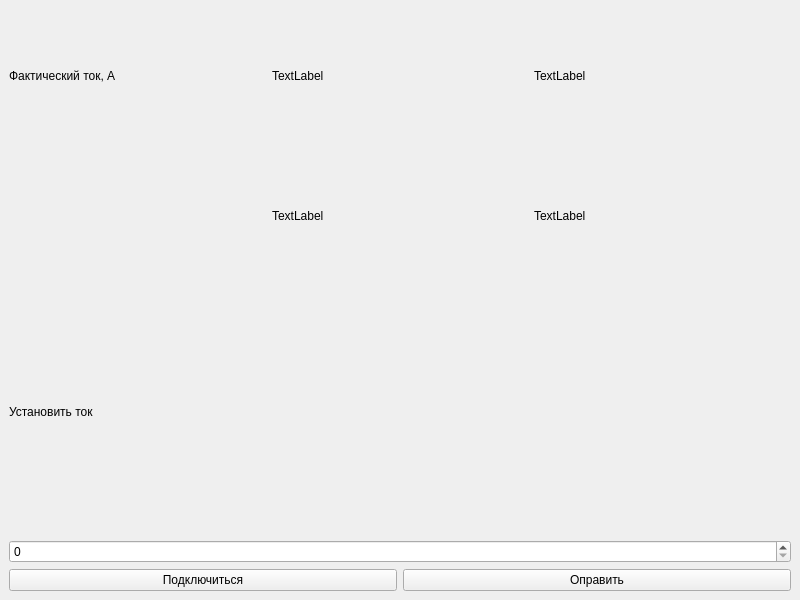
First picture: the form in mainwindow.ui, repository Sergey-pixel-dev/qtmodbus, before the edit.
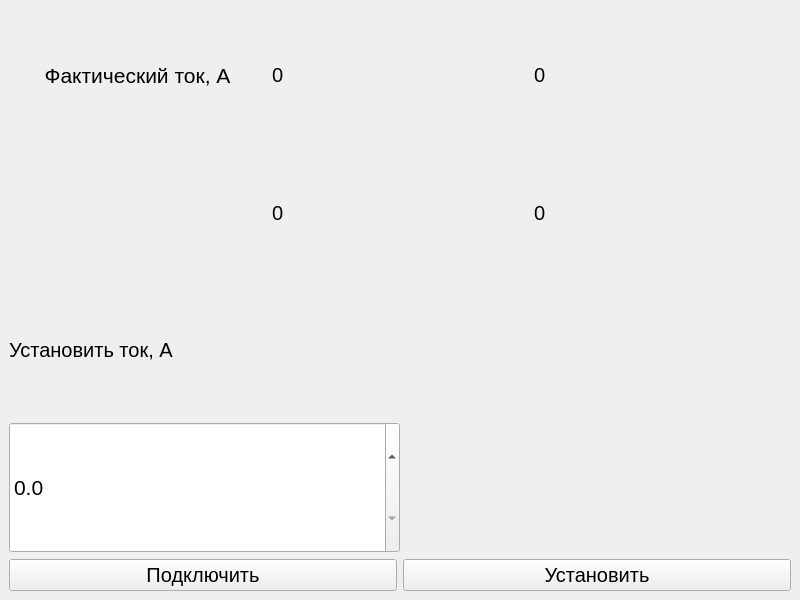
Second picture: the form after the edit.

```diff
--- a/mainwindow.ui
+++ b/mainwindow.ui
@@ -21,16 +21,38 @@
        <layout class="QVBoxLayout" name="verticalLayout_5">
         <item>
          <widget class="QLabel" name="label_heater_current_2">
+          <property name="font">
+           <font>
+            <pointsize>16</pointsize>
+           </font>
+          </property>
+          <property name="contextMenuPolicy">
+           <enum>Qt::ContextMenuPolicy::DefaultContextMenu</enum>
+          </property>
           <property name="text">
            <string>Фактический ток, A</string>
           </property>
+          <property name="textFormat">
+           <enum>Qt::TextFormat::AutoText</enum>
+          </property>
+          <property name="alignment">
+           <set>Qt::AlignmentFlag::AlignCenter</set>
+          </property>
          </widget>
         </item>
         <item>
          <widget class="QLabel" name="label_heater_current">
+          <property name="font">
+           <font>
+            <pointsize>16</pointsize>
+           </font>
+          </property>
           <property name="text">
            <string/>
           </property>
+          <property name="alignment">
+           <set>Qt::AlignmentFlag::AlignCenter</set>
+          </property>
          </widget>
         </item>
        </layout>
@@ -38,16 +60,26 @@
       <item>
        <layout class="QVBoxLayout" name="verticalLayout_2">
         <item>
-         <widget class="QLabel" name="label_3">
+         <widget class="QLabel" name="label_27v">
+          <property name="font">
+           <font>
+            <pointsize>15</pointsize>
+           </font>
+          </property>
           <property name="text">
-           <string>TextLabel</string>
+           <string>0</string>
           </property>
          </widget>
         </item>
         <item>
-         <widget class="QLabel" name="label_4">
+         <widget class="QLabel" name="label_12v">
+          <property name="font">
+           <font>
+            <pointsize>15</pointsize>
+           </font>
+          </property>
           <property name="text">
-           <string>TextLabel</string>
+           <string>0</string>
           </property>
          </widget>
         </item>
@@ -56,16 +88,26 @@
       <item>
        <layout class="QVBoxLayout" name="verticalLayout_4">
         <item>
-         <widget class="QLabel" name="label_6">
+         <widget class="QLabel" name="label_internal_3_3v">
+          <property name="font">
+           <font>
+            <pointsize>15</pointsize>
+           </font>
+          </property>
           <property name="text">
-           <string>TextLabel</string>
+           <string>0</string>
           </property>
          </widget>
         </item>
         <item>
-         <widget class="QLabel" name="label_5">
+         <widget class="QLabel" name="label_internal_5v">
+          <property name="font">
+           <font>
+            <pointsize>15</pointsize>
+           </font>
+          </property>
           <property name="text">
-           <string>TextLabel</string>
+           <string>0</string>
           </property>
          </widget>
         </item>
@@ -79,17 +121,62 @@
        <layout class="QVBoxLayout" name="verticalLayout_6">
         <item>
          <widget class="QLabel" name="label_set_heater_ccurrent">
+          <property name="font">
+           <font>
+            <pointsize>15</pointsize>
+           </font>
+          </property>
           <property name="text">
-           <string>Установить ток</string>
+           <string>Установить ток, A</string>
+          </property>
+          <property name="alignment">
+           <set>Qt::AlignmentFlag::AlignLeading|Qt::AlignmentFlag::AlignLeft|Qt::AlignmentFlag::AlignVCenter</set>
+          </property>
+          <property name="margin">
+           <number>15</number>
           </property>
          </widget>
         </item>
         <item>
-         <widget class="QSpinBox" name="spin_set_heater_ccurrent">
-          <property name="maximum">
-           <number>30</number>
-          </property>
-         </widget>
+         <layout class="QHBoxLayout" name="horizontalLayout_4">
+          <item>
+           <widget class="QDoubleSpinBox" name="spin_set_heater_ccurrent">
+            <property name="sizePolicy">
+             <sizepolicy hsizetype="Expanding" vsizetype="Preferred">
+              <horstretch>0</horstretch>
+              <verstretch>0</verstretch>
+             </sizepolicy>
+            </property>
+            <property name="font">
+             <font>
+              <pointsize>16</pointsize>
+             </font>
+            </property>
+            <property name="decimals">
+             <number>1</number>
+            </property>
+            <property name="maximum">
+             <double>30.000000000000000</double>
+            </property>
+            <property name="singleStep">
+             <double>0.100000000000000</double>
+            </property>
+           </widget>
+          </item>
+          <item>
+           <spacer name="horizontalSpacer">
+            <property name="orientation">
+             <enum>Qt::Orientation::Horizontal</enum>
+            </property>
+            <property name="sizeHint" stdset="0">
+             <size>
+              <width>40</width>
+              <height>20</height>
+             </size>
+            </property>
+           </spacer>
+          </item>
+         </layout>
         </item>
        </layout>
       </item>
@@ -98,16 +185,26 @@
     <item>
      <layout class="QHBoxLayout" name="horizontalLayout_3">
       <item>
-       <widget class="QPushButton" name="pushButton">
+       <widget class="QPushButton" name="button_connect">
+        <property name="font">
+         <font>
+          <pointsize>15</pointsize>
+         </font>
+        </property>
         <property name="text">
-         <string>Подключиться</string>
+         <string>Подключить</string>
         </property>
        </widget>
       </item>
       <item>
        <widget class="QPushButton" name="button_send">
+        <property name="font">
+         <font>
+          <pointsize>15</pointsize>
+         </font>
+        </property>
         <property name="text">
-         <string>Оправить</string>
+         <string>Установить</string>
         </property>
        </widget>
       </item>
```
